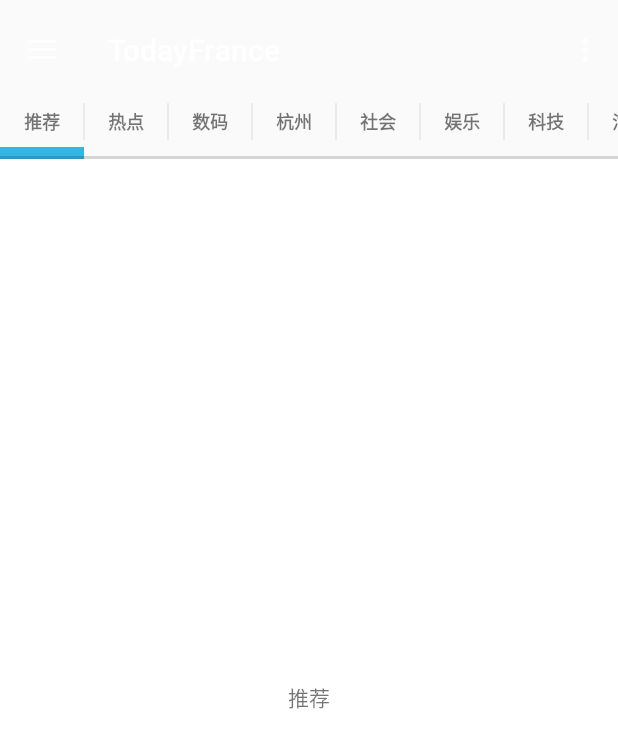
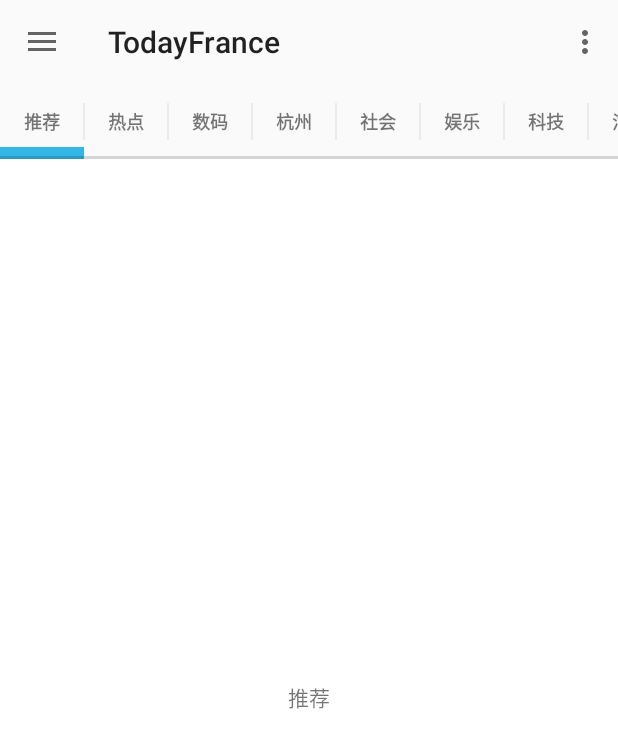
Before and after one commit to dengn/TodayFrance, an Android app: the MainActivity screen opened directly, with no data from a screen before it, on a phone screen of 412 x 824 dp. Shown: the top 748 px of the screen. Run offline under Robolectric (Android 15) with nearby library versions, the phone set to English and light mode, and no system bars.

Commit message:
Add the toolbar to do drawer.

```diff
--- a/app/src/main/res/layout/activity_main.xml
+++ b/app/src/main/res/layout/activity_main.xml
@@ -6,13 +6,18 @@
     android:layout_width="match_parent"
     android:layout_height="match_parent">
 
-    <include
+
+    <android.support.v7.widget.Toolbar
         android:id="@+id/tool_bar"
-        layout="@layout/tool_bar">
-    </include>
+        android:layout_height="wrap_content"
+        android:layout_width="match_parent"
+        android:minHeight="?attr/actionBarSize">
+
+    </android.support.v7.widget.Toolbar>
 
     <android.support.v4.widget.DrawerLayout
         android:id="@+id/drawer_layout"
+        android:layout_below="@+id/tool_bar"
         android:layout_width="match_parent"
         android:layout_height="match_parent"
         android:elevation="7dp">
--- a/app/src/main/res/layout/fragment_main.xml
+++ b/app/src/main/res/layout/fragment_main.xml
@@ -4,7 +4,6 @@
               android:layout_height="match_parent"
               android:orientation="vertical">
 
-    <include layout="@layout/tool_bar" />
 
     <dengn.todayfrance.view.SlidingTabLayout
         android:id="@+id/sliding_tabs"
--- a/app/src/main/res/layout/tool_bar.xml
+++ /dev/null
@@ -1,9 +0,0 @@
-<?xml version="1.0" encoding="utf-8"?>
-<android.support.v7.widget.Toolbar xmlns:android="http://schemas.android.com/apk/res/android"
-                                   android:layout_width="match_parent"
-                                   android:layout_height="wrap_content"
-                                   android:theme="@style/ThemeOverlay.AppCompat.Dark"
-                                   android:elevation="4dp"
-                                   android:paddingTop="5dp">
-
-</android.support.v7.widget.Toolbar>
```
Also changed, not shown: 1 other file.
